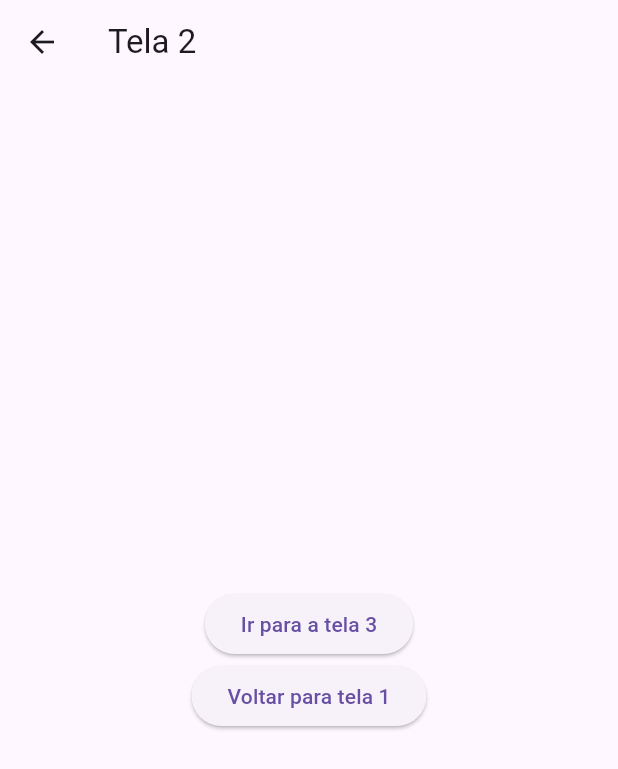
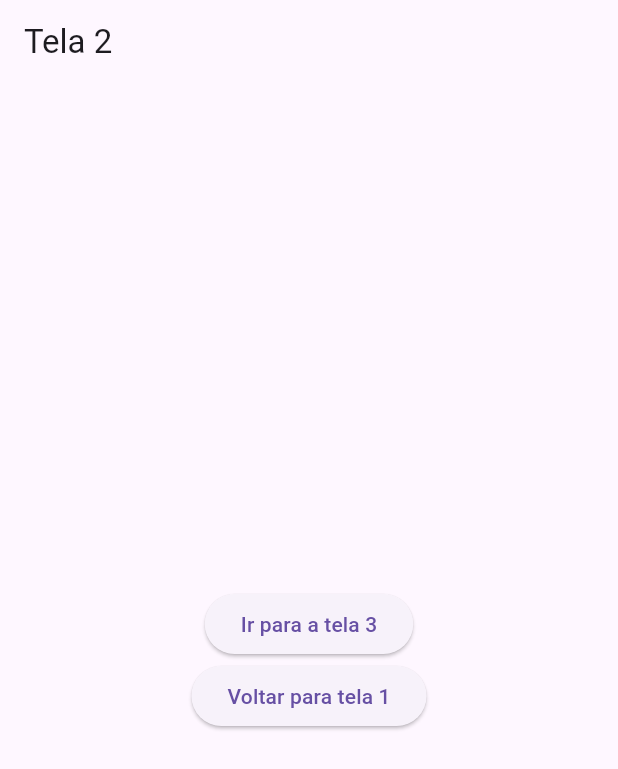
Before and after one commit to VinioVnz/meu_app, a Flutter app: the screen it shows after launch, after a tap on "Ir pra tela 2", on a phone screen of 412 x 824 dp. Shown: the top 769 px of the screen. Run offline on Flutter 3.47's test engine with Material 3 defaults, Android fonts, the phone set to English and light mode, and no system bars; our stand-ins replace google_fonts; missing offline and left inert: dart:ffi.

Commit message:
navegation final

```diff
--- a/lib/navegacao/Routes.dart
+++ b/lib/navegacao/Routes.dart
@@ -9,6 +9,7 @@ class Routes extends StatelessWidget {
   @override
   Widget build(context) {
     return MaterialApp(
+      debugShowCheckedModeBanner: false,
       initialRoute: '/',
       routes: {
         '/' : (context) => const Tela1(),
--- a/lib/navegacao/Tela1.dart
+++ b/lib/navegacao/Tela1.dart
@@ -19,7 +19,7 @@ class Tela1 extends StatelessWidget {
             /* Navigator.push(context, MaterialPageRoute(
               builder: (context) => const Tela2())
             ); */
-            Navigator.pushNamed(context, '/tela2');
+            Navigator.pushReplacementNamed(context, '/tela2');
 
           },
         ),
--- a/lib/navegacao/Tela2.dart
+++ b/lib/navegacao/Tela2.dart
@@ -19,7 +19,7 @@ class Tela2 extends StatelessWidget {
                 },
               ),
               ElevatedButton(child: Text("Voltar para tela 1"),
-              onPressed: () => Navigator.pushNamed(context, '/'),)
+              onPressed: () => Navigator.pushReplacementNamed(context, '/'),)
             ],
           )
         ),
```
